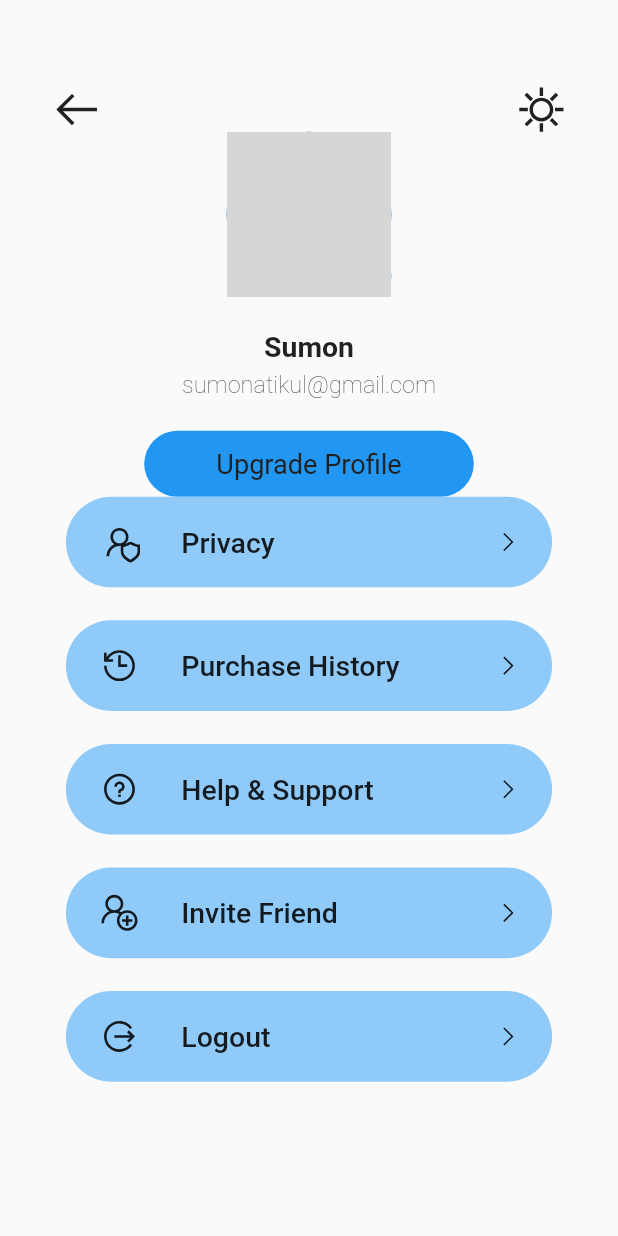
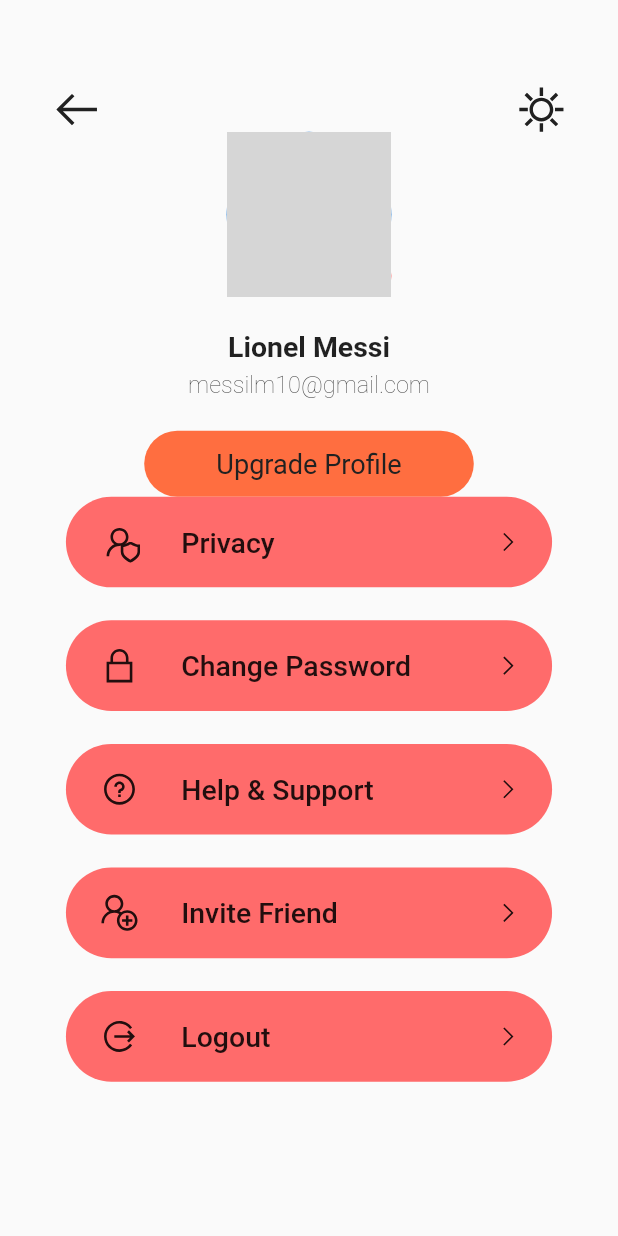
Before and after one commit to Bishwonikhil/Mechanic-Lagbe, a Flutter app: the AccountScreen screen opened directly, on a phone screen of 412 x 824 dp. Run offline on Flutter 3.47's test engine with Material 2 defaults, Android fonts, the phone set to English and light mode, and no system bars; our stand-ins replace animated_splash_screen, firebase_auth, firebase_core, flutter_screenutil, fluttertoast, google_nav_bar and 2 more; missing offline and left inert: cloud_firestore_web, email_auth, firebase_auth_web, firebase_core_web, firebase_database_web; accounts and stored records are empty; network calls fail; grey boxes are pictures that could not be loaded.

Commit message:
Add files via upload

```diff
--- a/lib/ui/account_screen.dart
+++ b/lib/ui/account_screen.dart
@@ -15,19 +15,6 @@ class AccountScreen extends StatefulWidget {
 class _AccountScreenState extends State<AccountScreen> {
   @override
   Widget build(BuildContext context) {
-    //ScreenUtil.init(context, height: 896, width: 414, allowFontScalling: true);
-    // return Scaffold(
-    //     body: Column(children: <Widget>[
-    //   SizedBox(height: kSpacingUnit.w * 5),
-    //   Row(
-    //     mainAxisAlignment: MainAxisAlignment.spaceBetween,
-    //     crossAxisAlignment: CrossAxisAlignment.start,
-    //     children: <Widget>[
-    //       SizedBox(width: kSpacingUnit.w * 3),
-    //       Icon(LineAwesomeIcons.arrow_left,
-    //           size: ScreenUtil().setSp(kSpacingUnit.w * 3)
-    //       ),
-
     var profileInfo = Expanded(
       child: Column(
         children: [
@@ -39,7 +26,8 @@ class _AccountScreenState extends State<AccountScreen> {
               children: [
                 CircleAvatar(
                   radius: kSpacingUnit.w * 5,
-                  backgroundImage: AssetImage('fonts/images/avatar.png'),
+                  backgroundImage: NetworkImage(
+                      "https://imageio.forbes.com/specials-images/imageserve/627bd4c60412e4343323ad21/0x0.jpg?format=jpg&crop=1478,1478,x467,y0,safe&height=416&width=416&fit=bounds"),
                 ),
                 Align(
                   alignment: Alignment.bottomRight,
@@ -47,7 +35,8 @@ class _AccountScreenState extends State<AccountScreen> {
                     height: kSpacingUnit.w * 2.5,
                     width: kSpacingUnit.w * 2.5,
                     decoration: BoxDecoration(
-                      color: Theme.of(context).accentColor,
+                      //color: Theme.of(context).accentColor,
+                      color: Colors.redAccent,
                       shape: BoxShape.circle,
                     ),
                     child: Icon(
@@ -61,16 +50,17 @@ class _AccountScreenState extends State<AccountScreen> {
             ),
           ),
           SizedBox(height: kSpacingUnit.w * 2),
-          Text('Sumon', style: kTitleTextStyle),
+          Text('Lionel Messi', style: kTitleTextStyle),
           SizedBox(height: kSpacingUnit.w * 0.5),
-          Text('sumonatikul@gmail.com', style: kCaptionTextStyle),
+          Text('messilm10@gmail.com', style: kCaptionTextStyle),
           SizedBox(height: kSpacingUnit.w * 2),
           Container(
             height: kSpacingUnit.w * 4,
             width: kSpacingUnit.w * 20,
             decoration: BoxDecoration(
               borderRadius: BorderRadius.circular(kSpacingUnit.w * 3),
-              color: Theme.of(context).accentColor,
+              //color: Theme.of(context).accentColor,
+              color: Colors.deepOrangeAccent
             ),
             child: Center(
               child: Text(
@@ -92,24 +82,22 @@ class _AccountScreenState extends State<AccountScreen> {
       children: <Widget>[
         SizedBox(width: kSpacingUnit.w * 3),
         Icon(LineAwesomeIcons.arrow_left,
-              size: ScreenUtil().setSp(kSpacingUnit.w * 3)
-          ),
+            size: ScreenUtil().setSp(kSpacingUnit.w * 3)),
         profileInfo,
-          Icon(
-              LineAwesomeIcons.sun,
-              size: ScreenUtil().setSp(kSpacingUnit.w * 3)
-          ),
+        Icon(LineAwesomeIcons.sun,
+            size: ScreenUtil().setSp(kSpacingUnit.w * 3)),
         SizedBox(width: kSpacingUnit.w * 3),
       ],
     );
     return Scaffold(
-     body: Column(children: <Widget>[
+      body: Column(
+        children: <Widget>[
           SizedBox(height: kSpacingUnit.w * 5),
           header,
           //AccountListItem(),
           Expanded(
             child: ListView(
-           children: <Widget>[
+              children: const <Widget>[
                 ProfileListItem(
                   //AccountListItem(),
                   icon: LineAwesomeIcons.user_shield,
@@ -118,8 +106,8 @@ class _AccountScreenState extends State<AccountScreen> {
                 ),
                 ProfileListItem(
                   //AccountListItem(),
-             icon: LineAwesomeIcons.history,
-             text: 'Purchase History',
+                  icon: LineAwesomeIcons.lock,
+                  text: 'Change Password',
                   hasNavigation: true,
                 ),
                 ProfileListItem(
@@ -140,62 +128,52 @@ class _AccountScreenState extends State<AccountScreen> {
                   text: 'Logout',
                   hasNavigation: true,
                 ),
-
               ],
             ),
           ),
-
         ],
       ),
     );
-
   }
 }
-
 
 class ProfileListItem extends StatelessWidget {
   final IconData icon;
   final text;
   final bool hasNavigation;
 
-
   const ProfileListItem({
     Key? key,
     required this.icon,
     this.text,
     required this.hasNavigation,
-
   }) : super(key: key);
 
   @override
   Widget build(BuildContext context) {
     return Container(
       height: kSpacingUnit.w * 5.5,
-      margin: EdgeInsets.symmetric(
-          horizontal: kSpacingUnit.w * 4
-      ).copyWith(
-          bottom: kSpacingUnit.w * 2
-      ),
-      padding: EdgeInsets.symmetric(
-          horizontal: kSpacingUnit.w * 2
-      ),
+      margin: EdgeInsets.symmetric(horizontal: kSpacingUnit.w * 4)
+          .copyWith(bottom: kSpacingUnit.w * 2),
+      padding: EdgeInsets.symmetric(horizontal: kSpacingUnit.w * 2),
       decoration: BoxDecoration(
         borderRadius: BorderRadius.circular(kSpacingUnit.w * 3),
-        color: Theme
-            .of(context)
-            .backgroundColor,
+        //color: Theme.of(context).backgroundColor,
+        color: AppColors.deep_orange,
       ),
       child: Row(
         children: <Widget>[
-          Icon(this.icon, size: kSpacingUnit.w * 2.5,
+          Icon(
+            this.icon,
+            size: kSpacingUnit.w * 2.5,
           ),
           SizedBox(width: kSpacingUnit.w * 2.5),
-          Text(this.text,
-            style: kTitleTextStyle.copyWith(fontWeight: FontWeight.w500
-            ),
+          Text(
+            this.text,
+            style: kTitleTextStyle.copyWith(fontWeight: FontWeight.w500),
           ),
           Spacer(),
-          if(this.hasNavigation)
+          if (this.hasNavigation)
             Icon(
               //this.icon,
               LineAwesomeIcons.angle_right,
--- a/lib/ui/home_screen.dart
+++ b/lib/ui/home_screen.dart
@@ -28,7 +28,7 @@ class _HomeScreenState extends State<HomeScreen> {
     return Scaffold(
       appBar: AppBar(
         backgroundColor: AppColors.deep_orange,
-        title: Text('Category'),
+        title: Text('Cetagory'),
         centerTitle: true,
         automaticallyImplyLeading: false,
 
--- a/lib/ui/login_screen.dart
+++ b/lib/ui/login_screen.dart
@@ -8,8 +8,6 @@ import 'package:third_year_project/ui/forgot_pw.dart';
 import 'package:third_year_project/ui/registration_screen.dart';
 import '../contest/AppColors.dart';
 import '../widget/customButton.dart';
-import 'home_screen.dart';
-import 'login_page.dart';
 import 'navigation_button.dart';
 
 class LoginScreen extends StatefulWidget {
@@ -272,8 +270,7 @@ class _LoginScreenState extends State<LoginScreen> {
                                     context,
                                     CupertinoPageRoute(
                                         builder: (context) =>
-                                            //RegistrationScreen()));
-                                        LoginPage()));
+                                            RegistrationScreen()));
                               },
                             )
                           ],
```
Also changed, not shown: lib/ui/registration_screen.dart (+88 -84 lines), lib/ui/constants.dart (line endings or trailing spaces). Lines whose indentation alone changed are shown as unchanged.
